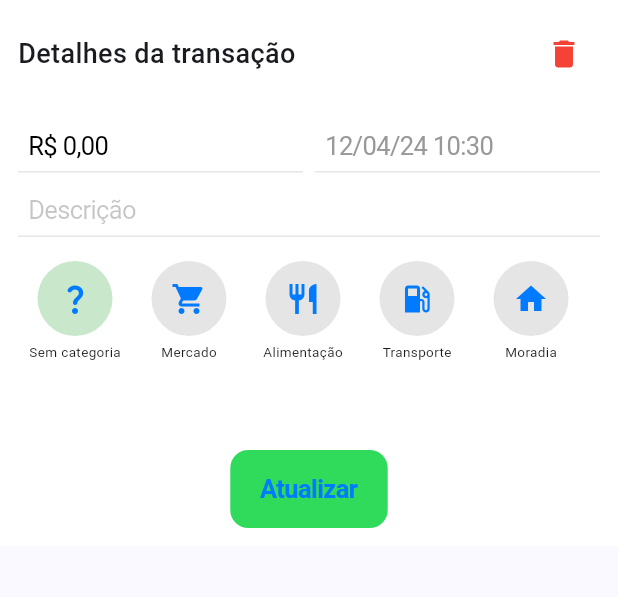
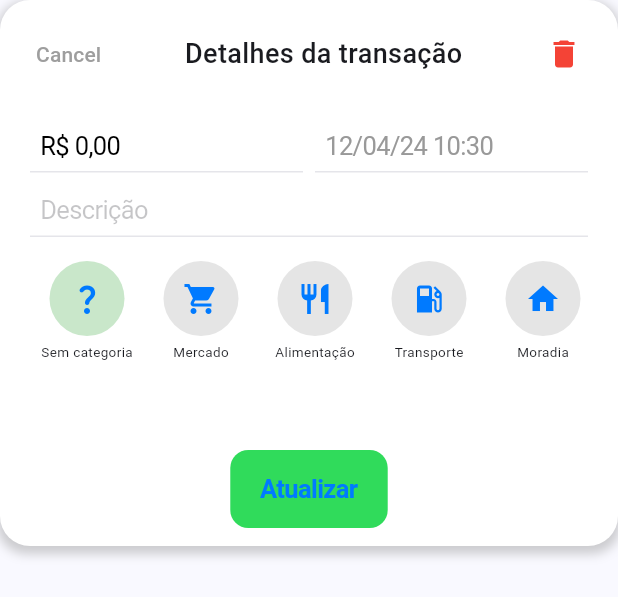
Before and after one commit to Xuxa09/Controle-de-gastos, a Flutter app: the DetailScreen widget shown alone on an empty page, opened directly with empty values, on a phone screen of 412 x 824 dp. Shown: the top 597 px of the screen. Run offline on Flutter 3.47's test engine with Material 3 defaults, Android fonts, the phone set to English and light mode, and no system bars; our stand-ins replace flutter_masked_text2, font_awesome_flutter, shared_preferences; accounts and stored records are empty.

Commit message:
ainda com problemas

```diff
--- a/meus_gastos/lib/Scenes/InsertTransaction/InsertTransactions/InsertTransactionViewController.dart
+++ b/meus_gastos/lib/Scenes/InsertTransaction/InsertTransactions/InsertTransactionViewController.dart
@@ -102,40 +102,13 @@ class _InsertTransactionViewControllerState
                           horizontal: 10, vertical: 5),
                       child: ListCard(
                         onTap: (card) {
-                          showDialog(
-                            context: context,
-                            builder: (BuildContext context) {
-                              return Dialog(
-                                child: ClipRRect(
-                                  borderRadius: BorderRadius.circular(10),
-                                  child: DetailScreen(
-                                      card: card,
-                                      onAddClicked: () {
-                                        loadCards();
-                                        Navigator.pop(context);
-                                      }),
-                                ),
-                              );
-                            },
-                          );
+                          print("aqui!!!");
+                          _showCupertinoModalBottomSheet(context, card);
                         },
                         card: cardList[cardList.length - index - 1],
                       ),
                     );
                   },
-                ),
-                Container(
-                  color: Colors.blue,
-                  child: Center(
-                    child: Text(
-                      'Tab 2',
-                      style: TextStyle(
-                        fontSize: 24,
-                        fontWeight: FontWeight.bold,
-                        color: Colors.white,
-                      ),
-                    ),
-                  ),
                 ),
               ],
             ),
@@ -144,4 +117,28 @@ class _InsertTransactionViewControllerState
       ),
     );
   }
+
+  void _showCupertinoModalBottomSheet(BuildContext context, CardModel card) {
+    showCupertinoModalPopup(
+      context: context,
+      builder: (BuildContext context) {
+        return Container(
+          height: MediaQuery.of(context).size.height / 1.1,
+          decoration: BoxDecoration(
+            borderRadius: BorderRadius.only(
+              topLeft: Radius.circular(20),
+              topRight: Radius.circular(20),
+            ),
+          ),
+          child: DetailScreen(
+            card: card,
+            onAddClicked: () {
+              loadCards();
+              Navigator.of(context).pop();
+            },
+          ),
+        );
+      },
+    );
+  }
 }
--- a/meus_gastos/lib/Scenes/InsertTransaction/InsertTransactions/widgets/DetailScreen.dart
+++ b/meus_gastos/lib/Scenes/InsertTransaction/InsertTransactions/widgets/DetailScreen.dart
@@ -19,17 +19,46 @@ class DetailScreen extends StatelessWidget {
 
   @override
   Widget build(BuildContext context) {
-    return Container(
+    return GestureDetector(
+      onTap: () {
+        FocusScope.of(context).unfocus();
+        Navigator.pop(context);
+      },
+      child: Container(
         padding: EdgeInsets.all(12.0),
+        decoration: BoxDecoration(
           color: Colors.white,
+          boxShadow: [
+            BoxShadow(
+              color: Colors.grey.withOpacity(0.5),
+              spreadRadius: 2,
+              blurRadius: 5,
+              offset: Offset(0, 3),
+            ),
+          ],
+          borderRadius: BorderRadius.circular(20),
+        ),
         child: Column(
           mainAxisSize: MainAxisSize.min,
           children: <Widget>[
-          Container(
+            Padding(
+              padding: EdgeInsets.all(0),
+              child: Container(
                 width: double.infinity,
                 child: Row(
                   mainAxisAlignment: MainAxisAlignment.spaceBetween,
                   children: [
+                    TextButton(
+                      onPressed: () {
+                        onAddClicked();
+                      },
+                      child: Text(
+                        'Cancel',
+                        style: TextStyle(
+                          color: Colors.grey,
+                        ),
+                      ),
+                    ),
                     Text(
                       'Detalhes da transação',
                       style: TextStyle(
@@ -48,19 +77,24 @@ class DetailScreen extends StatelessWidget {
                         Icons.delete,
                         color: Colors.red,
                       ),
-                ),
+                    )
                   ],
                 ),
               ),
+            ),
             SizedBox(height: 20),
-          EditionHeaderCard(
+            Padding(
+              padding: EdgeInsets.symmetric(horizontal: 8),
+              child: EditionHeaderCard(
                 card: card,
                 adicionarButtonTitle: 'Atualizar',
                 onAddClicked: () {
                   onAddClicked();
                 },
               ),
+            )
           ],
+        ),
       ),
     );
   }
--- a/meus_gastos/lib/main.dart
+++ b/meus_gastos/lib/main.dart
@@ -28,7 +28,7 @@ class MyHomePage extends StatelessWidget {
         items: const <BottomNavigationBarItem>[
           BottomNavigationBarItem(
             icon: Icon(CupertinoIcons.home),
-            label: 'Verde',
+            label: 'Verde!',
           ),
           BottomNavigationBarItem(
             icon: Icon(CupertinoIcons.settings),
@@ -39,7 +39,8 @@ class MyHomePage extends StatelessWidget {
       tabBuilder: (context, index) {
         switch (index) {
           case 0:
-            return InsertTransactionViewController(title: 'My Home Page');
+            return const InsertTransactionViewController(
+                title: 'Insert Transaction');
           default:
             return ChartsViewController();
         }
```
Also changed, not shown: meus_gastos/lib/Scenes/InsertTransaction/InsertTransactions/widgets/HeaderCard.dart (+9 -2 lines), meus_gastos/lib/Scenes/InsertTransaction/InsertTransactions/widgets/ListCard.dart (+0 -15 lines), 1 other file. Lines whose indentation alone changed are shown as unchanged.
